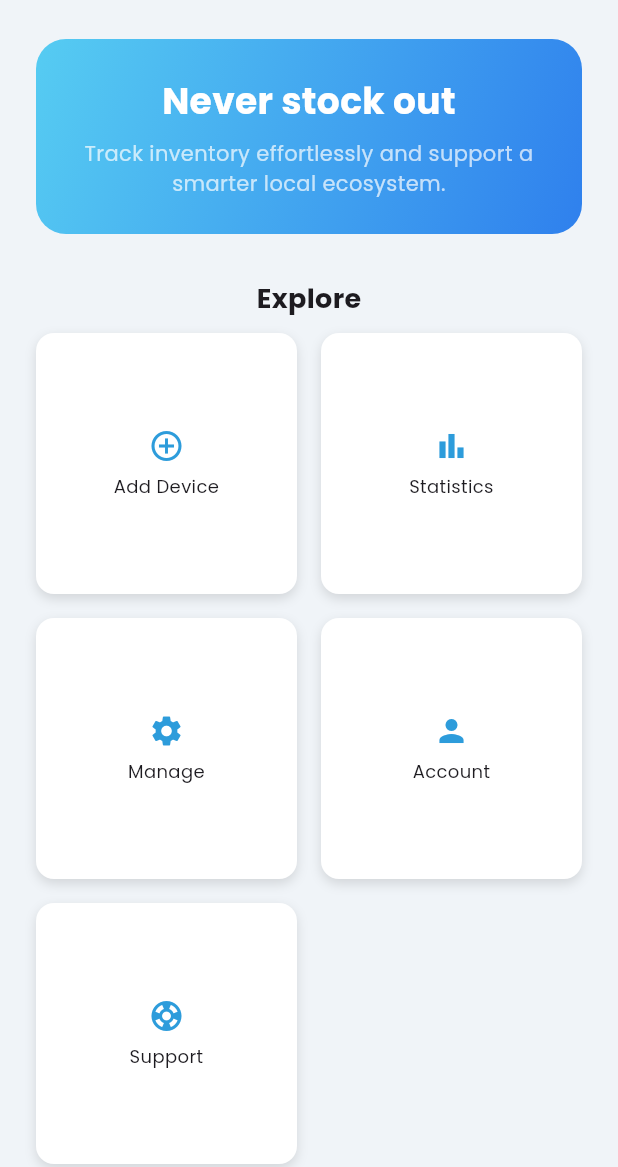
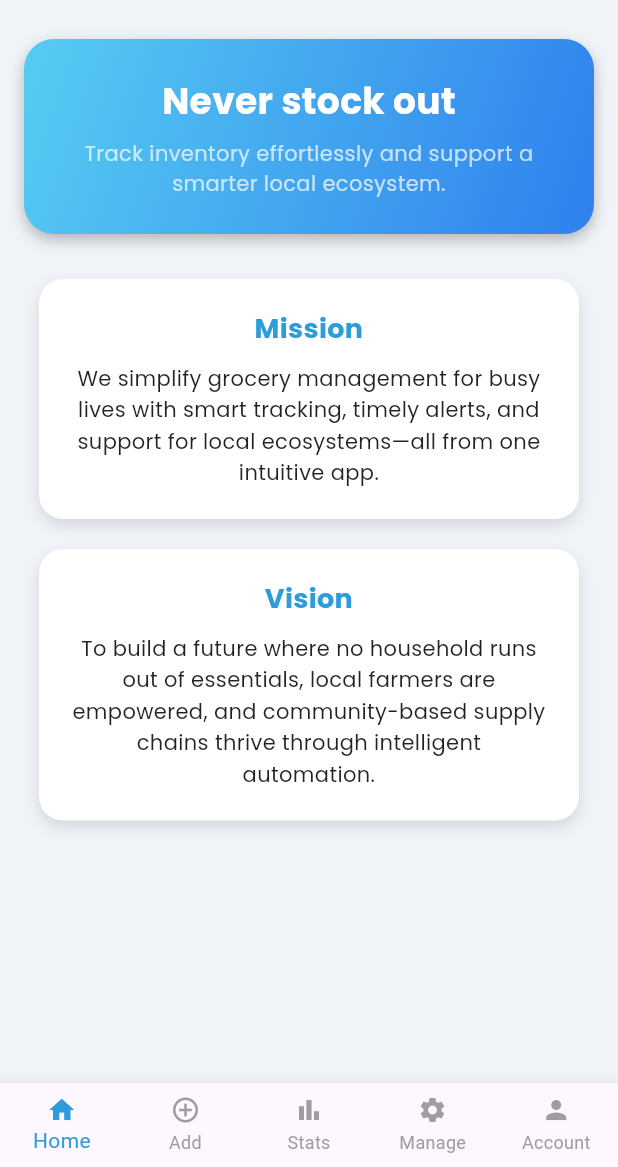
Before and after one commit to VMittal122/IOT-Device-Code, a Flutter app: the screen it shows after launch, on a phone screen of 412 x 824 dp, the part 69-1236 px from its top. Run offline on Flutter 3.47's test engine with Material 3 defaults, Android fonts, the phone set to English and light mode, and no system bars; our stand-ins replace firebase_core, logger; accounts and stored records are empty.

Commit message:
update in code for home page

```diff
--- a/lib/homepage.dart
+++ b/lib/homepage.dart
@@ -5,6 +5,9 @@ class HomePage extends StatelessWidget {
 
   @override
   Widget build(BuildContext context) {
+    final screenWidth = MediaQuery.of(context).size.width;
+    final horizontalPadding = screenWidth < 600 ? 16.0 : 32.0;
+
     return Scaffold(
       backgroundColor: const Color(0xFFF0F4F8),
       appBar: AppBar(
@@ -22,13 +25,15 @@ class HomePage extends StatelessWidget {
         centerTitle: true,
       ),
       body: SingleChildScrollView(
-        padding: const EdgeInsets.symmetric(horizontal: 24, vertical: 16),
+        padding: EdgeInsets.symmetric(horizontal: horizontalPadding, vertical: 16),
         child: Column(
           crossAxisAlignment: CrossAxisAlignment.center,
           children: [
             Center(
+              child: MouseRegion(
+                cursor: SystemMouseCursors.click,
                 child: AnimatedContainer(
-                duration: Duration(milliseconds: 800),
+                  duration: const Duration(milliseconds: 300),
                   curve: Curves.easeInOut,
                   padding: const EdgeInsets.all(24),
                   decoration: BoxDecoration(
@@ -38,6 +43,13 @@ class HomePage extends StatelessWidget {
                       end: Alignment.bottomRight,
                     ),
                     borderRadius: BorderRadius.circular(20),
+                    boxShadow: [
+                      BoxShadow(
+                        color: Colors.black26,
+                        blurRadius: 8,
+                        offset: Offset(0, 4),
+                      )
+                    ],
                   ),
                   child: Column(
                     children: const [
@@ -65,98 +77,40 @@ class HomePage extends StatelessWidget {
                   ),
                 ),
               ),
-            const SizedBox(height: 30),
-            const Text(
-              "Explore",
-              style: TextStyle(
-                fontFamily: 'Poppins',
-                fontSize: 18,
-                fontWeight: FontWeight.w600,
-              ),
-            ),
-            const SizedBox(height: 10),
-            GridView.count(
-              crossAxisCount: 2,
-              shrinkWrap: true,
-              physics: const NeverScrollableScrollPhysics(),
-              crossAxisSpacing: 16,
-              mainAxisSpacing: 16,
-              childAspectRatio: 1,
-              children: [
-                _buildNavigationCard(context, title: 'Add Device', icon: Icons.add_circle_outline, onTap: () {}),
-                _buildNavigationCard(context, title: 'Statistics', icon: Icons.bar_chart, onTap: () {}),
-                _buildNavigationCard(context, title: 'Manage', icon: Icons.settings, onTap: () {}),
-                _buildNavigationCard(context, title: 'Account', icon: Icons.person, onTap: () {}),
-                _buildNavigationCard(context, title: 'Support', icon: Icons.support, onTap: () {}),
-              ],
             ),
             const SizedBox(height: 30),
-            Center(child: _buildInfoSection(
+            Center(
+              child: _buildInfoSection(
                 title: "Mission",
                 content:
                     "We simplify grocery management for busy lives with smart tracking, timely alerts, and support for local ecosystems—all from one intuitive app.",
-            )),
+              ),
+            ),
             const SizedBox(height: 20),
-            Center(child: _buildInfoSection(
+            Center(
+              child: _buildInfoSection(
                 title: "Vision",
                 content:
                     "To build a future where no household runs out of essentials, local farmers are empowered, and community-based supply chains thrive through intelligent automation.",
-            )),
-          ],
-        ),
-      ),
-    );
-  }
-
-  Widget _buildNavigationCard(BuildContext context, {
-    required String title,
-    required IconData icon,
-    required VoidCallback onTap,
-  }) {
-    return MouseRegion(
-      onEnter: (_) => {},
-      child: GestureDetector(
-        onTap: onTap,
-        child: TweenAnimationBuilder(
-          tween: Tween<double>(begin: 1, end: 1),
-          duration: const Duration(milliseconds: 200),
-          builder: (context, scale, child) => Transform.scale(
-            scale: scale,
-            child: child,
-          ),
-          child: AnimatedContainer(
-            duration: Duration(milliseconds: 300),
-            curve: Curves.easeInOut,
-            padding: const EdgeInsets.symmetric(horizontal: 8, vertical: 12),
-            decoration: BoxDecoration(
-              color: Colors.white,
-              borderRadius: BorderRadius.circular(12),
-              boxShadow: [
-                BoxShadow(
-                  color: Colors.black12,
-                  blurRadius: 6,
-                  offset: Offset(0, 3),
-                ),
-              ],
-            ),
-            child: Column(
-              mainAxisAlignment: MainAxisAlignment.center,
-              children: [
-                Icon(icon, size: 24, color: Color(0xFF2D9CDB)),
-                const SizedBox(height: 6),
-                Text(
-                  title,
-                  textAlign: TextAlign.center,
-                  style: const TextStyle(
-                    fontFamily: 'Poppins',
-                    fontSize: 12,
-                    fontWeight: FontWeight.w500,
               ),
             ),
           ],
         ),
       ),
-        ),
+      bottomNavigationBar: BottomNavigationBar(
+        selectedItemColor: const Color(0xFF2D9CDB),
+        unselectedItemColor: Colors.grey,
+        type: BottomNavigationBarType.fixed,
+        items: const [
+          BottomNavigationBarItem(icon: Icon(Icons.home, size: 20), label: 'Home'),
+          BottomNavigationBarItem(icon: Icon(Icons.add_circle_outline, size: 20), label: 'Add'),
+          BottomNavigationBarItem(icon: Icon(Icons.bar_chart, size: 20), label: 'Stats'),
+          BottomNavigationBarItem(icon: Icon(Icons.settings, size: 20), label: 'Manage'),
+          BottomNavigationBarItem(icon: Icon(Icons.person, size: 20), label: 'Account'),
+        ],
+        onTap: (index) {
+          // Add navigation logic here
+        },
       ),
     );
   }
```
Lines whose indentation alone changed are shown as unchanged.
